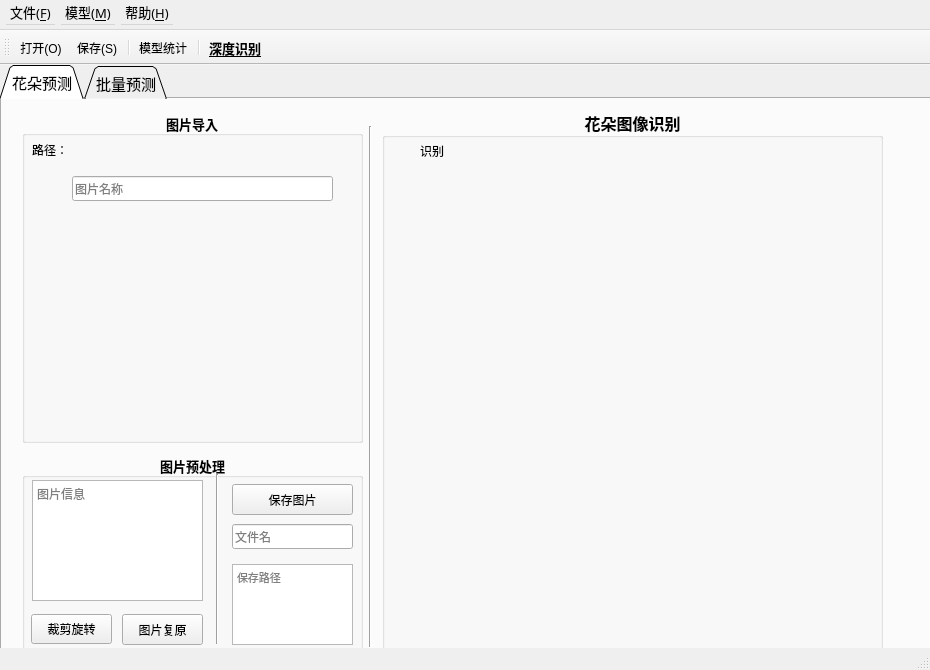
Old version of the form MainWindowFlower.ui in the repository Rvioleck/FlowerClassification.
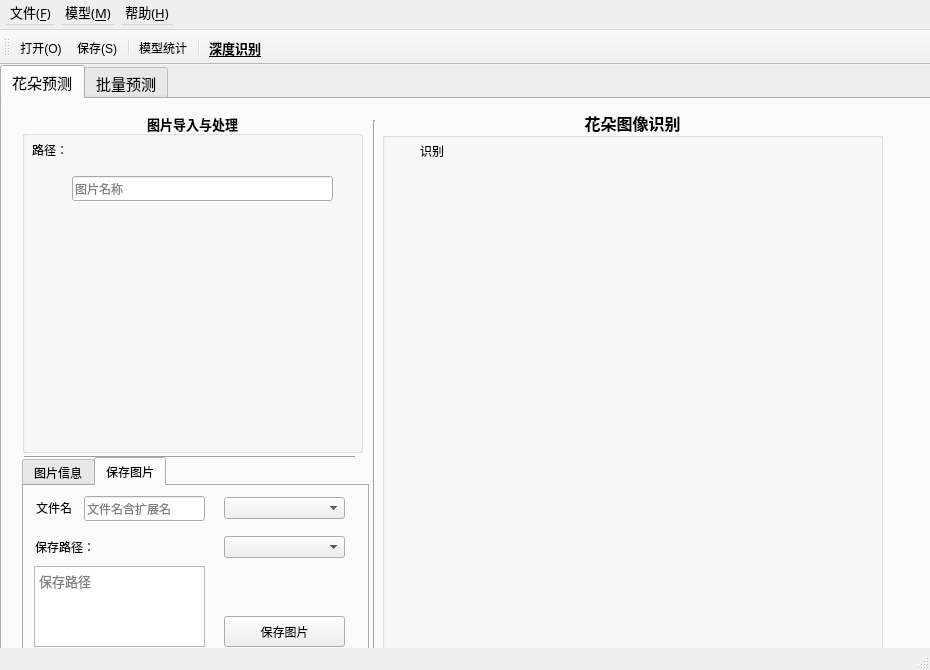
New version of the form. The open tabs and pages were chosen to show the change. Icons and pictures are not drawn. Custom widgets are drawn as their Qt base class.

What changed in the file:
```diff
--- a/MainWindowFlower.ui
+++ b/MainWindowFlower.ui
@@ -67,9 +67,6 @@
       <bold>false</bold>
      </font>
     </property>
-    <property name="tabShape">
-     <enum>QTabWidget::Triangular</enum>
-    </property>
     <property name="currentIndex">
      <number>0</number>
     </property>
@@ -86,7 +83,7 @@
         <x>20</x>
         <y>13</y>
         <width>341</width>
-        <height>331</height>
+        <height>341</height>
        </rect>
       </property>
       <property name="font">
@@ -97,7 +94,7 @@
        </font>
       </property>
       <property name="title">
-       <string>图片导入</string>
+       <string>图片导入与处理</string>
       </property>
       <property name="alignment">
        <set>Qt::AlignCenter</set>
@@ -298,213 +295,12 @@
         <bool>true</bool>
        </property>
       </widget>
-     </widget>
-     <widget class="QGroupBox" name="groupBox_4">
-      <property name="geometry">
-       <rect>
-        <x>20</x>
-        <y>355</y>
-        <width>341</width>
-        <height>201</height>
-       </rect>
-      </property>
-      <property name="font">
-       <font>
-        <family>微软雅黑</family>
-        <pointsize>10</pointsize>
-        <bold>true</bold>
-       </font>
-      </property>
-      <property name="title">
-       <string>图片预处理</string>
-      </property>
-      <property name="alignment">
-       <set>Qt::AlignCenter</set>
-      </property>
-      <property name="flat">
-       <bool>true</bool>
-      </property>
-      <widget class="QTextEdit" name="imageTextEdit">
-       <property name="geometry">
-        <rect>
-         <x>10</x>
-         <y>26</y>
-         <width>171</width>
-         <height>121</height>
-        </rect>
-       </property>
-       <property name="font">
-        <font>
-         <family>微软雅黑</family>
-         <pointsize>9</pointsize>
-         <bold>false</bold>
-        </font>
-       </property>
-       <property name="cursor" stdset="0">
-        <cursorShape>IBeamCursor</cursorShape>
-       </property>
-       <property name="toolTip">
-        <string>图片信息</string>
-       </property>
-       <property name="readOnly">
-        <bool>true</bool>
-       </property>
-       <property name="placeholderText">
-        <string>图片信息</string>
-       </property>
-      </widget>
-      <widget class="QPushButton" name="saveButton">
-       <property name="geometry">
-        <rect>
-         <x>210</x>
-         <y>30</y>
-         <width>121</width>
-         <height>31</height>
-        </rect>
-       </property>
-       <property name="font">
-        <font>
-         <family>微软雅黑</family>
-         <pointsize>9</pointsize>
-         <bold>false</bold>
-        </font>
-       </property>
-       <property name="cursor">
-        <cursorShape>PointingHandCursor</cursorShape>
-       </property>
-       <property name="toolTip">
-        <string>保存预处理图片</string>
-       </property>
-       <property name="text">
-        <string>保存图片</string>
-       </property>
-       <property name="icon">
-        <iconset>
-         <normaloff>images/保存图片.png</normaloff>images/保存图片.png</iconset>
-       </property>
-       <property name="iconSize">
-        <size>
-         <width>20</width>
-         <height>20</height>
-        </size>
-       </property>
-      </widget>
-      <widget class="QLineEdit" name="saveNameEdit">
-       <property name="geometry">
-        <rect>
-         <x>210</x>
-         <y>70</y>
-         <width>121</width>
-         <height>25</height>
-        </rect>
-       </property>
-       <property name="font">
-        <font>
-         <family>微软雅黑</family>
-         <pointsize>9</pointsize>
-         <bold>false</bold>
-        </font>
-       </property>
-       <property name="cursor">
-        <cursorShape>IBeamCursor</cursorShape>
-       </property>
-       <property name="toolTip">
-        <string>图片名称</string>
-       </property>
-       <property name="frame">
-        <bool>true</bool>
-       </property>
-       <property name="placeholderText">
-        <string>文件名</string>
-       </property>
-      </widget>
-      <widget class="Line" name="line">
-       <property name="geometry">
-        <rect>
-         <x>190</x>
-         <y>20</y>
-         <width>10</width>
-         <height>170</height>
-        </rect>
-       </property>
-       <property name="orientation">
-        <enum>Qt::Vertical</enum>
-       </property>
-      </widget>
-      <widget class="QToolButton" name="getDirectoryButton_2">
-       <property name="geometry">
-        <rect>
-         <x>304</x>
-         <y>166</y>
-         <width>24</width>
-         <height>22</height>
-        </rect>
-       </property>
-       <property name="cursor">
-        <cursorShape>PointingHandCursor</cursorShape>
-       </property>
-       <property name="toolTip">
-        <string>选择文件夹</string>
-       </property>
-       <property name="text">
-        <string/>
-       </property>
-       <property name="icon">
-        <iconset>
-         <normaloff>images/文件夹.png</normaloff>images/文件夹.png</iconset>
-       </property>
-       <property name="iconSize">
-        <size>
-         <width>24</width>
-         <height>24</height>
-        </size>
-       </property>
-       <property name="autoRaise">
-        <bool>true</bool>
-       </property>
-      </widget>
-      <widget class="QPushButton" name="cutButton">
-       <property name="geometry">
-        <rect>
-         <x>9</x>
-         <y>160</y>
-         <width>81</width>
-         <height>30</height>
-        </rect>
-       </property>
-       <property name="font">
-        <font>
-         <family>微软雅黑</family>
-         <pointsize>9</pointsize>
-         <bold>false</bold>
-        </font>
-       </property>
-       <property name="cursor">
-        <cursorShape>PointingHandCursor</cursorShape>
-       </property>
-       <property name="toolTip">
-        <string>打开图片裁剪器</string>
-       </property>
-       <property name="text">
-        <string>裁剪旋转</string>
-       </property>
-       <property name="icon">
-        <iconset>
-         <normaloff>images/裁剪旋转.png</normaloff>images/裁剪旋转.png</iconset>
-       </property>
-       <property name="iconSize">
-        <size>
-         <width>24</width>
-         <height>24</height>
-        </size>
-       </property>
-      </widget>
       <widget class="QPushButton" name="resetButton">
        <property name="geometry">
         <rect>
-         <x>100</x>
-         <y>160</y>
-         <width>81</width>
+         <x>310</x>
+         <y>285</y>
+         <width>31</width>
          <height>31</height>
         </rect>
        </property>
@@ -521,9 +317,6 @@
        <property name="toolTip">
         <string>恢复原图</string>
        </property>
-       <property name="text">
-        <string>图片复原</string>
-       </property>
        <property name="icon">
         <iconset>
          <normaloff>images/复位.png</normaloff>images/复位.png</iconset>
@@ -534,38 +327,9 @@
          <height>21</height>
         </size>
        </property>
-      </widget>
-      <widget class="QTextEdit" name="savePathTextEdit">
-       <property name="geometry">
-        <rect>
-         <x>210</x>
-         <y>110</y>
-         <width>121</width>
-         <height>81</height>
-        </rect>
-       </property>
-       <property name="font">
-        <font>
-         <family>微软雅黑</family>
-         <pointsize>8</pointsize>
-         <bold>false</bold>
-        </font>
-       </property>
-       <property name="cursor" stdset="0">
-        <cursorShape>ArrowCursor</cursorShape>
-       </property>
-       <property name="toolTip">
-        <string>保存路径</string>
-       </property>
-       <property name="verticalScrollBarPolicy">
-        <enum>Qt::ScrollBarAlwaysOff</enum>
-       </property>
-       <property name="readOnly">
+       <property name="flat">
         <bool>true</bool>
        </property>
-       <property name="placeholderText">
-        <string>保存路径</string>
-       </property>
       </widget>
       <zorder>imageTextEdit</zorder>
       <zorder>saveButton</zorder>
@@ -762,9 +526,9 @@
        <property name="geometry">
         <rect>
          <x>22</x>
-         <y>105</y>
+         <y>75</y>
          <width>471</width>
-         <height>431</height>
+         <height>461</height>
         </rect>
        </property>
        <property name="pixmap">
@@ -801,10 +565,10 @@
      <widget class="Line" name="line_2">
       <property name="geometry">
        <rect>
-        <x>353</x>
-        <y>27</y>
+        <x>357</x>
+        <y>21</y>
         <width>30</width>
-        <height>521</height>
+        <height>531</height>
        </rect>
       </property>
       <property name="orientation">
@@ -815,7 +579,7 @@
       <property name="geometry">
        <rect>
         <x>20</x>
-        <y>331</y>
+        <y>330</y>
         <width>31</width>
         <height>31</height>
        </rect>
@@ -846,6 +610,386 @@
        <bool>true</bool>
       </property>
      </widget>
+     <widget class="QPushButton" name="cutButton">
+      <property name="geometry">
+       <rect>
+        <x>330</x>
+        <y>330</y>
+        <width>31</width>
+        <height>30</height>
+       </rect>
+      </property>
+      <property name="font">
+       <font>
+        <family>微软雅黑</family>
+        <pointsize>9</pointsize>
+        <bold>false</bold>
+       </font>
+      </property>
+      <property name="cursor">
+       <cursorShape>PointingHandCursor</cursorShape>
+      </property>
+      <property name="toolTip">
+       <string>打开图片处理器</string>
+      </property>
+      <property name="icon">
+       <iconset>
+        <normaloff>images/裁剪旋转.png</normaloff>images/裁剪旋转.png</iconset>
+      </property>
+      <property name="iconSize">
+       <size>
+        <width>24</width>
+        <height>24</height>
+       </size>
+      </property>
+      <property name="flat">
+       <bool>true</bool>
+      </property>
+     </widget>
+     <widget class="Line" name="line_3">
+      <property name="geometry">
+       <rect>
+        <x>22</x>
+        <y>348</y>
+        <width>331</width>
+        <height>20</height>
+       </rect>
+      </property>
+      <property name="orientation">
+       <enum>Qt::Horizontal</enum>
+      </property>
+     </widget>
+     <widget class="QTabWidget" name="tabWidget_2">
+      <property name="geometry">
+       <rect>
+        <x>20</x>
+        <y>358</y>
+        <width>347</width>
+        <height>195</height>
+       </rect>
+      </property>
+      <property name="font">
+       <font>
+        <family>微软雅黑</family>
+        <pointsize>9</pointsize>
+        <bold>false</bold>
+       </font>
+      </property>
+      <property name="currentIndex">
+       <number>0</number>
+      </property>
+      <widget class="QWidget" name="tab">
+       <attribute name="title">
+        <string>图片信息</string>
+       </attribute>
+       <widget class="QTextEdit" name="imageTextEdit">
+        <property name="geometry">
+         <rect>
+          <x>0</x>
+          <y>0</y>
+          <width>336</width>
+          <height>161</height>
+         </rect>
+        </property>
+        <property name="font">
+         <font>
+          <family>微软雅黑</family>
+          <pointsize>9</pointsize>
+          <bold>false</bold>
+         </font>
+        </property>
+        <property name="cursor" stdset="0">
+         <cursorShape>IBeamCursor</cursorShape>
+        </property>
+        <property name="toolTip">
+         <string>图片信息</string>
+        </property>
+        <property name="readOnly">
+         <bool>true</bool>
+        </property>
+        <property name="placeholderText">
+         <string>图片信息</string>
+        </property>
+       </widget>
+      </widget>
+      <widget class="QWidget" name="tab_2">
+       <attribute name="title">
+        <string>保存图片</string>
+       </attribute>
+       <widget class="QPushButton" name="saveButton">
+        <property name="geometry">
+         <rect>
+          <x>200</x>
+          <y>130</y>
+          <width>121</width>
+          <height>31</height>
+         </rect>
+        </property>
+        <property name="font">
+         <font>
+          <family>微软雅黑</family>
+          <pointsize>9</pointsize>
+          <bold>false</bold>
+         </font>
+        </property>
+        <property name="cursor">
+         <cursorShape>PointingHandCursor</cursorShape>
+        </property>
+        <property name="toolTip">
+         <string>保存预处理图片</string>
+        </property>
+        <property name="text">
+         <string>保存图片</string>
+        </property>
+        <property name="icon">
+         <iconset>
+          <normaloff>images/保存图片.png</normaloff>images/保存图片.png</iconset>
+        </property>
+        <property name="iconSize">
+         <size>
+          <width>20</width>
+          <height>20</height>
+         </size>
+        </property>
+       </widget>
+       <widget class="QLineEdit" name="saveNameEdit">
+        <property name="geometry">
+         <rect>
+          <x>60</x>
+          <y>10</y>
+          <width>121</width>
+          <height>25</height>
+         </rect>
+        </property>
+        <property name="font">
+         <font>
+          <family>微软雅黑</family>
+          <pointsize>9</pointsize>
+          <bold>false</bold>
+         </font>
+        </property>
+        <property name="cursor">
+         <cursorShape>IBeamCursor</cursorShape>
+        </property>
+        <property name="toolTip">
+         <string>默认为导入名称</string>
+        </property>
+        <property name="frame">
+         <bool>true</bool>
+        </property>
+        <property name="placeholderText">
+         <string>文件名含扩展名</string>
+        </property>
+       </widget>
+       <widget class="QLabel" name="label_3">
+        <property name="geometry">
+         <rect>
+          <x>12</x>
+          <y>14</y>
+          <width>41</width>
+          <height>16</height>
+         </rect>
+        </property>
+        <property name="text">
+         <string>文件名：</string>
+        </property>
+       </widget>
+       <widget class="QTextEdit" name="savePathTextEdit">
+        <property name="geometry">
+         <rect>
+          <x>10</x>
+          <y>80</y>
+          <width>171</width>
+          <height>81</height>
+         </rect>
+        </property>
+        <property name="font">
+         <font>
+          <family>微软雅黑</family>
+          <pointsize>10</pointsize>
+          <bold>false</bold>
+         </font>
+        </property>
+        <property name="cursor" stdset="0">
+         <cursorShape>ArrowCursor</cursorShape>
+        </property>
+        <property name="toolTip">
+         <string>默认为导入路径</string>
+        </property>
+        <property name="verticalScrollBarPolicy">
+         <enum>Qt::ScrollBarAlwaysOff</enum>
+        </property>
+        <property name="placeholderText">
+         <string>保存路径</string>
+        </property>
+       </widget>
+       <widget class="QLabel" name="label_5">
+        <property name="geometry">
+         <rect>
+          <x>11</x>
+          <y>53</y>
+          <width>61</width>
+          <height>16</height>
+         </rect>
+        </property>
+        <property name="text">
+         <string>保存路径：</string>
+        </property>
+       </widget>
+       <widget class="QToolButton" name="getDirectoryButton_2">
+        <property name="geometry">
+         <rect>
+          <x>73</x>
+          <y>51</y>
+          <width>24</width>
+          <height>22</height>
+         </rect>
+        </property>
+        <property name="cursor">
+         <cursorShape>PointingHandCursor</cursorShape>
+        </property>
+        <property name="toolTip">
+         <string>选择文件夹</string>
+        </property>
+        <property name="text">
+         <string/>
+        </property>
+        <property name="icon">
+         <iconset>
+          <normaloff>images/文件夹.png</normaloff>images/文件夹.png</iconset>
+        </property>
+        <property name="iconSize">
+         <size>
+          <width>24</width>
+          <height>24</height>
+         </size>
+        </property>
+        <property name="autoRaise">
+         <bool>true</bool>
+        </property>
+       </widget>
+       <widget class="QComboBox" name="comboBox">
+        <property name="geometry">
+         <rect>
+          <x>200</x>
+          <y>11</y>
+          <width>121</width>
+          <height>22</height>
+         </rect>
+        </property>
+        <property name="toolTip">
+         <string>&lt;html&gt;&lt;head/&gt;&lt;body&gt;&lt;p&gt;选择&lt;span style=&quot; font-weight:700;&quot;&gt;文件扩展名&lt;/span&gt;&lt;/p&gt;&lt;/body&gt;&lt;/html&gt;</string>
+        </property>
+        <property name="currentIndex">
+         <number>-1</number>
+        </property>
+        <property name="maxVisibleItems">
+         <number>5</number>
+        </property>
+        <property name="placeholderText">
+         <string>选择扩展名</string>
+        </property>
+        <property name="frame">
+         <bool>true</bool>
+        </property>
+        <item>
+         <property name="text">
+          <string>默认扩展名</string>
+         </property>
+        </item>
+        <item>
+         <property name="text">
+          <string>jpeg</string>
+         </property>
+        </item>
+        <item>
+         <property name="text">
+          <string>png</string>
+         </property>
+        </item>
+        <item>
+         <property name="text">
+          <string>bmp</string>
+         </property>
+        </item>
+        <item>
+         <property name="text">
+          <string>gif</string>
+         </property>
+        </item>
+        <item>
+         <property name="text">
+          <string>tiff</string>
+         </property>
+        </item>
+        <item>
+         <property name="text">
+          <string>Webp</string>
+         </property>
+        </item>
+       </widget>
+       <widget class="QComboBox" name="comboBox_2">
+        <property name="geometry">
+         <rect>
+          <x>200</x>
+          <y>50</y>
+          <width>121</width>
+          <height>22</height>
+         </rect>
+        </property>
+        <property name="toolTip">
+         <string>&lt;html&gt;&lt;head/&gt;&lt;body&gt;&lt;p&gt;选择&lt;span style=&quot; font-weight:700;&quot;&gt;色彩模式&lt;/span&gt;&lt;/p&gt;&lt;/body&gt;&lt;/html&gt;</string>
+        </property>
+        <property name="currentIndex">
+         <number>-1</number>
+        </property>
+        <property name="maxVisibleItems">
+         <number>5</number>
+        </property>
+        <property name="placeholderText">
+         <string>选择色彩模式</string>
+        </property>
+        <property name="frame">
+         <bool>true</bool>
+        </property>
+        <item>
+         <property name="text">
+          <string>默认色彩模式</string>
+         </property>
+        </item>
+        <item>
+         <property name="text">
+          <string extracomment="二值图像">1</string>
+         </property>
+        </item>
+        <item>
+         <property name="text">
+          <string>L</string>
+         </property>
+        </item>
+        <item>
+         <property name="text">
+          <string>RGB</string>
+         </property>
+        </item>
+        <item>
+         <property name="text">
+          <string>RGBA</string>
+         </property>
+        </item>
+        <item>
+         <property name="text">
+          <string>HSV</string>
+         </property>
+        </item>
+        <item>
+         <property name="text">
+          <string>CMYK</string>
+         </property>
+        </item>
+       </widget>
+      </widget>
+     </widget>
     </widget>
     <widget class="QWidget" name="tab2">
      <attribute name="title">
```
Left out of the diff: 388 changed lines with no effect on the pictures.
